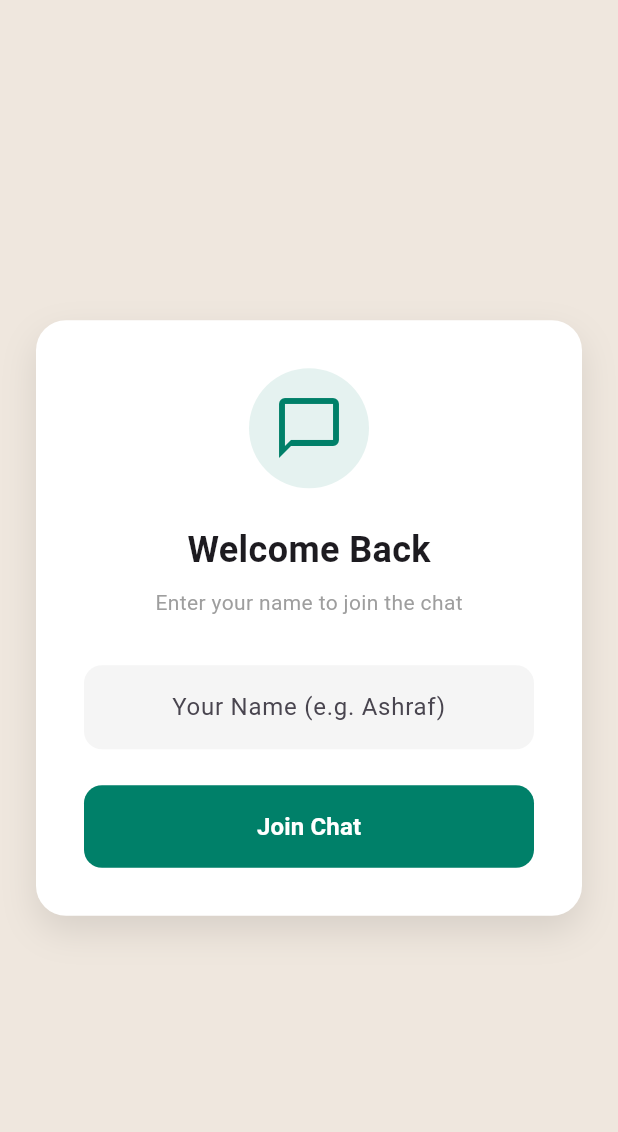
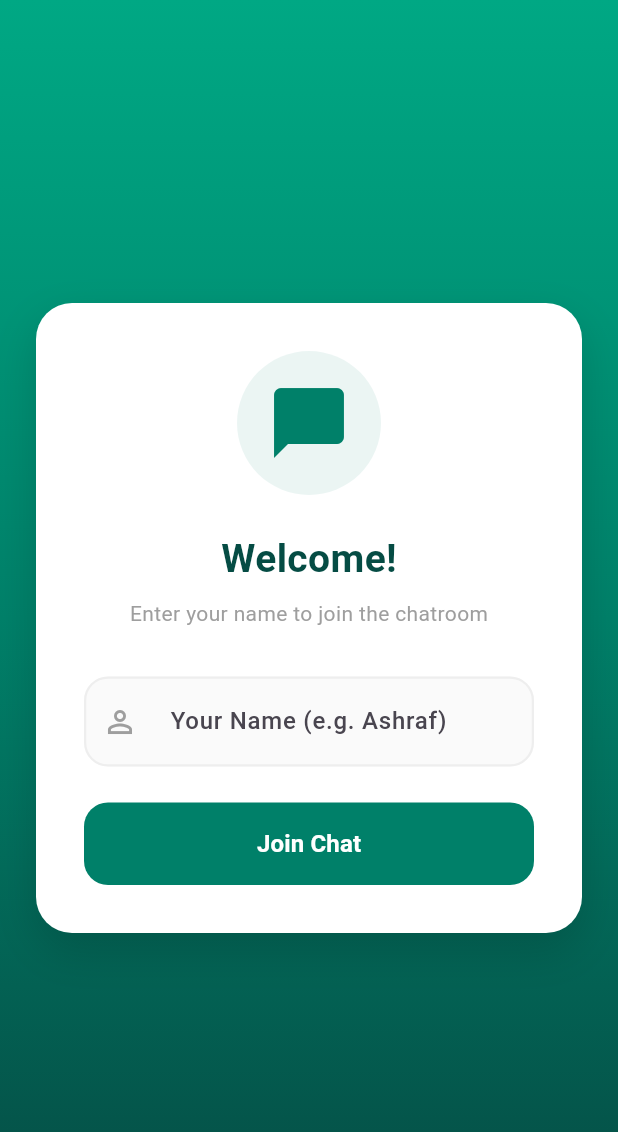
Before and after one commit to sisodiyaashraf/flutter_chat_app, a Flutter app: the screen it shows after launch, on a phone screen of 412 x 824 dp. Shown: the top 1132 px of the screen. Run offline on Flutter 3.47's test engine with Material 3 defaults, Android fonts, the phone set to English and light mode, and no system bars; our stand-ins replace equatable, get_it, socket_io_client.

Commit message:
Modernize UI, refactor message bubbles, and add personalized typing indicators

```diff
--- a/lib/features/chat/data/repositories/chat_repository_impl.dart
+++ b/lib/features/chat/data/repositories/chat_repository_impl.dart
@@ -12,7 +12,7 @@ class ChatRepositoryImpl implements ChatRepository {
 
   // 1. NEW: Expose the typing stream from the data source
   @override
-  Stream<bool> get typingStream => remoteDataSource.typingStream;
+  Stream<Map<String, dynamic>> get typingStream => remoteDataSource.typingStream;
 
   @override
   void connect() => remoteDataSource.connect();
@@ -26,5 +26,6 @@ class ChatRepositoryImpl implements ChatRepository {
 
   // 2. NEW: Implement the sendTyping method
   @override
-  void sendTyping(bool isTyping) => remoteDataSource.sendTyping(isTyping);
+  void sendTyping(bool isTyping, String username) =>
+      remoteDataSource.sendTyping(isTyping, username);
 }
--- a/lib/features/chat/domain/repositories/chat_repository.dart
+++ b/lib/features/chat/domain/repositories/chat_repository.dart
@@ -4,12 +4,12 @@ abstract class ChatRepository {
   Stream<MessageEntity> get messageStream;
 
   // 1. ADD THIS: Stream to listen for typing status
-  Stream<bool> get typingStream;
+  Stream<Map<String, dynamic>> get typingStream;
 
   void connect();
   void disconnect();
   void sendMessage(String text, String username);
 
   // 2. ADD THIS: Function to tell server we are typing
-  void sendTyping(bool isTyping);
+  void sendTyping(bool isTyping, String username);
 }
--- a/lib/features/chat/presentation/contract/chat_contract.dart
+++ b/lib/features/chat/presentation/contract/chat_contract.dart
@@ -2,7 +2,7 @@ import '../../domain/entities/message_entity.dart';
 
 abstract class ChatView {
   void showNewMessage(MessageEntity message);
-  void updateTypingStatus(bool isTyping);
+  void updateTypingStatus(String? typingStatusText);
 }
 
 abstract class ChatPresenter {
--- a/lib/features/chat/presentation/pages/login_page.dart
+++ b/lib/features/chat/presentation/pages/login_page.dart
@@ -12,62 +12,103 @@ class _LoginPageState extends State<LoginPage> {
   final TextEditingController _controller = TextEditingController();
 
   void _joinChat() {
-    if (_controller.text.trim().isNotEmpty) {
+    final name = _controller.text.trim();
+    if (name.isEmpty) {
+      ScaffoldMessenger.of(context).showSnackBar(
+        SnackBar(
+          content: Row(
+            children: const [
+              Icon(Icons.warning_amber_rounded, color: Colors.white),
+              SizedBox(width: 8),
+              Text("Please enter a valid name to join the chat."),
+            ],
+          ),
+          backgroundColor: Colors.redAccent,
+          behavior: SnackBarBehavior.floating,
+          shape: RoundedRectangleBorder(
+            borderRadius: BorderRadius.circular(10),
+          ),
+        ),
+      );
+      return;
+    }
+
     // Navigate to ChatPage and pass the name
     Navigator.pushReplacement(
       context,
       MaterialPageRoute(
-          builder: (context) => ChatPage(username: _controller.text.trim()),
+        builder: (context) => ChatPage(username: name),
       ),
     );
   }
+
+  @override
+  void dispose() {
+    _controller.dispose();
+    super.dispose();
   }
 
   @override
   Widget build(BuildContext context) {
     return Scaffold(
-      backgroundColor: const Color(0xFFEFE7DE),
-      body: Center(
+      body: Container(
+        decoration: const BoxDecoration(
+          gradient: LinearGradient(
+            begin: Alignment.topCenter,
+            end: Alignment.bottomCenter,
+            colors: [
+              Color(0xFF00A884), // Premium Light Teal
+              Color(0xFF008069), // WhatsApp Teal
+              Color(0xFF054C44), // Deep Green/Teal
+            ],
+          ),
+        ),
+        child: Center(
+          child: SingleChildScrollView(
             child: Container(
               margin: const EdgeInsets.symmetric(horizontal: 24),
               padding: const EdgeInsets.all(32),
               decoration: BoxDecoration(
                 color: Colors.white,
-            borderRadius: BorderRadius.circular(20),
+                borderRadius: BorderRadius.circular(24),
                 boxShadow: [
                   BoxShadow(
-                color: Colors.black.withOpacity(0.1),
-                blurRadius: 20,
-                offset: const Offset(0, 10),
+                    color: Colors.black.withOpacity(0.15),
+                    blurRadius: 25,
+                    offset: const Offset(0, 12),
                   )
                 ],
               ),
               child: Column(
                 mainAxisSize: MainAxisSize.min,
                 children: [
-              // Icon
+                  // Icon container with circular glow
                   Container(
-                padding: const EdgeInsets.all(16),
+                    padding: const EdgeInsets.all(20),
                     decoration: BoxDecoration(
-                  color: const Color(0xFF008069).withOpacity(0.1),
+                      color: const Color(0xFF008069).withOpacity(0.08),
                       shape: BoxShape.circle,
                     ),
                     child: const Icon(
-                  Icons.chat_bubble_outline,
-                  size: 48,
+                      Icons.chat_bubble_rounded,
+                      size: 56,
                       color: Color(0xFF008069),
                     ),
                   ),
                   const SizedBox(height: 24),
 
                   const Text(
-                "Welcome Back",
-                style: TextStyle(fontSize: 24, fontWeight: FontWeight.bold),
+                    "Welcome!",
+                    style: TextStyle(
+                      fontSize: 26,
+                      fontWeight: FontWeight.bold,
+                      color: Color(0xFF054C44),
+                    ),
                   ),
                   const SizedBox(height: 8),
                   const Text(
-                "Enter your name to join the chat",
-                style: TextStyle(color: Colors.grey),
+                    "Enter your name to join the chatroom",
+                    style: TextStyle(color: Colors.grey, fontSize: 14),
                   ),
                   const SizedBox(height: 32),
 
@@ -75,15 +116,24 @@ class _LoginPageState extends State<LoginPage> {
                   TextField(
                     controller: _controller,
                     textAlign: TextAlign.center,
+                    textInputAction: TextInputAction.done,
+                    onSubmitted: (_) => _joinChat(),
+                    style: const TextStyle(fontSize: 16, fontWeight: FontWeight.w500),
                     decoration: InputDecoration(
                       hintText: "Your Name (e.g. Ashraf)",
                       filled: true,
-                  fillColor: Colors.grey[100],
-                  border: OutlineInputBorder(
-                    borderRadius: BorderRadius.circular(12),
-                    borderSide: BorderSide.none,
+                      fillColor: Colors.grey[50],
+                      prefixIcon: const Icon(Icons.person_outline, color: Colors.grey),
+                      suffixIcon: const SizedBox(width: 48), // Keep text centered
+                      enabledBorder: OutlineInputBorder(
+                        borderRadius: BorderRadius.circular(16),
+                        borderSide: BorderSide(color: Colors.grey[200]!, width: 1.5),
                       ),
-                  contentPadding: const EdgeInsets.symmetric(vertical: 16),
+                      focusedBorder: OutlineInputBorder(
+                        borderRadius: BorderRadius.circular(16),
+                        borderSide: const BorderSide(color: Color(0xFF008069), width: 1.5),
+                      ),
+                      contentPadding: const EdgeInsets.symmetric(vertical: 18),
                     ),
                   ),
                   const SizedBox(height: 24),
@@ -98,17 +148,22 @@ class _LoginPageState extends State<LoginPage> {
                         foregroundColor: Colors.white,
                         padding: const EdgeInsets.symmetric(vertical: 16),
                         shape: RoundedRectangleBorder(
-                      borderRadius: BorderRadius.circular(12),
+                          borderRadius: BorderRadius.circular(16),
                         ),
                         elevation: 0,
                       ),
-                  child: const Text("Join Chat", style: TextStyle(fontSize: 16, fontWeight: FontWeight.bold)),
+                      child: const Text(
+                        "Join Chat",
+                        style: TextStyle(fontSize: 16, fontWeight: FontWeight.bold),
+                      ),
                     ),
                   ),
                 ],
               ),
             ),
           ),
+        ),
+      ),
     );
   }
 }
```
Also changed, not shown: lib/features/chat/data/datasources/chat_remote_data_source.dart (+10 -7 lines), lib/features/chat/presentation/pages/chat_page.dart (+68 -84 lines), lib/features/chat/presentation/presenter/chat_presenter.dart (+30 -5 lines), lib/features/chat/presentation/widgets/message_bubble.dart (+63 -19 lines). Lines whose indentation alone changed are shown as unchanged.
